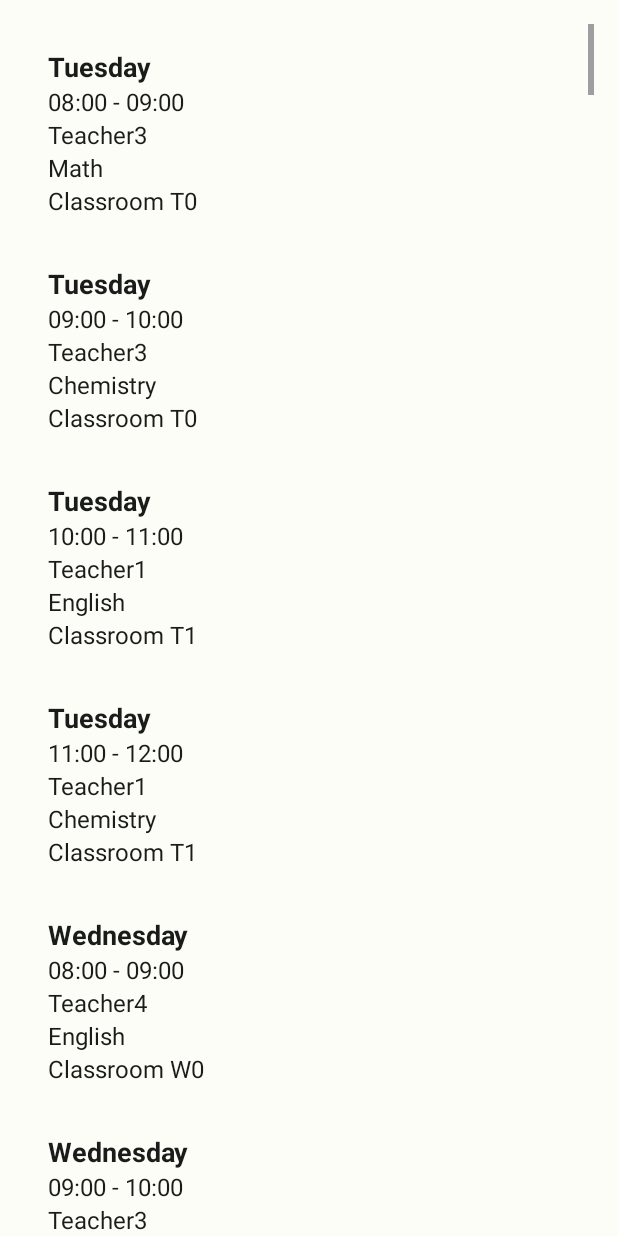
After one commit to IENTOX/table_manager_app, an Android app: the fragment TimetableFragment shown on its own in the app's theme, on a phone screen of 412 x 824 dp. The commit adds this screen. Run offline under Robolectric (Android 15) with nearby library versions, the phone set to English and light mode, and no system bars.

Commit message:
data verification and added Algorithm

```diff
--- a/app/src/main/java/com/extremex/tablemanager/SignupInActivity.kt
+++ b/app/src/main/java/com/extremex/tablemanager/SignupInActivity.kt
@@ -4,6 +4,7 @@ import androidx.appcompat.app.AppCompatActivity
 import android.os.Bundle
 import androidx.fragment.app.Fragment
 import com.extremex.tablemanager.fragment.SignUpFragment
+import com.extremex.tablemanager.fragment.TimetableFragment
 
 class SignupInActivity : AppCompatActivity() {
     override fun onCreate(savedInstanceState: Bundle?) {
--- /dev/null
+++ b/app/src/main/java/com/extremex/tablemanager/fragment/TimetableFragment.kt
@@ -0,0 +1,76 @@
+package com.extremex.tablemanager.fragment
+
+import com.extremex.tablemanager.lib.TeachersTimetableGenerator
+import android.os.Bundle
+import android.view.LayoutInflater
+import android.view.View
+import android.view.ViewGroup
+import androidx.fragment.app.Fragment
+import androidx.recyclerview.widget.LinearLayoutManager
+import com.extremex.tablemanager.databinding.FragmentTimetableBinding
+import com.extremex.tablemanager.lib.Teacher
+import com.extremex.tablemanager.lib.TimetableEntry
+import com.extremex.tablemanager.lib.TimetableAdapter // Correct import statement for TimetableAdapter
+import java.util.Calendar
+
+class TimetableFragment : Fragment() {
+
+    private var _binding: FragmentTimetableBinding? = null
+    private val binding get() = _binding!!
+
+    override fun onCreateView(
+        inflater: LayoutInflater, container: ViewGroup?,
+        savedInstanceState: Bundle?
+    ): View? {
+        _binding = FragmentTimetableBinding.inflate(inflater, container, false)
+        return binding.root
+    }
+
+    override fun onViewCreated(view: View, savedInstanceState: Bundle?) {
+        super.onViewCreated(view, savedInstanceState)
+
+        val year = 2023 // Replace with the desired year
+        val month = Calendar.AUGUST // Replace with the desired month
+
+        // Assuming you have the teacher names and subject list as provided data
+        val teacherNames = listOf("Teacher1", "Teacher2", "Teacher3", "Teacher4")
+        val subjectList = listOf("Math", "Physics", "English", "Chemistry")
+
+        // Create a com.extremex.tablemanager.lib.TeachersTimetableGenerator instance
+        val timetableGenerator = TeachersTimetableGenerator(teacherNames, subjectList)
+
+        // Assuming you have the teacher timetables as a list of com.extremex.tablemanager.lib.TimetableEntry objects for each teacher
+        val timetableEntriesListTeacher1 = listOf(
+            TimetableEntry("Monday", "08:00 - 09:00", Teacher("Teacher1", listOf("Math")), "Math", "Classroom M1"),
+            TimetableEntry("Monday", "09:00 - 10:00", Teacher("Teacher1", listOf("Math")), "Physics", "Classroom P2"),
+            TimetableEntry("Wednesday", "08:00 - 09:00", Teacher("Teacher1", listOf("Math")), "English", "Classroom E5")
+            // Add more timetable entries for Teacher1
+        )
+
+        val timetableEntriesListTeacher2 = listOf(
+            // Timetable entries for Teacher2
+            TimetableEntry("Monday", "08:00 - 09:00", Teacher("Teacher2", listOf("english")), "Math", "Classroom M1"),
+            TimetableEntry("Monday", "09:00 - 10:00", Teacher("Teacher2", listOf("english")), "Physics", "Classroom P2"),
+            TimetableEntry("Wednesday", "08:00 - 09:00", Teacher("Teacher2", listOf("english")), "English", "Classroom E5")
+        )
+
+        // Create a map with teacher names as keys and their respective lists of timetable entries as values
+        val teacherTimetables = mapOf(
+            "Teacher1" to timetableEntriesListTeacher1,
+            "Teacher2" to timetableEntriesListTeacher2,
+            // Add more entries for other teachers
+        )
+
+        val timetable = timetableGenerator.generateTimetableForMonth(year, month, teacherTimetables)
+
+        // Display the generated timetable using RecyclerView and an adapter
+        val adapter = TimetableAdapter(timetable) // Use the correct import statement for TimetableAdapter
+        binding.timetableRecyclerView.layoutManager = LinearLayoutManager(requireContext())
+        binding.timetableRecyclerView.adapter = adapter
+    }
+
+    override fun onDestroyView() {
+        super.onDestroyView()
+        _binding = null
+    }
+}
--- a/app/src/main/java/com/extremex/tablemanager/lib/Email.kt
+++ /dev/null
@@ -1,4 +0,0 @@
-package com.extremex.tablemanager.lib
-
-class Email {
-}
--- a/app/src/main/java/com/extremex/tablemanager/lib/SigninData.kt
+++ b/app/src/main/java/com/extremex/tablemanager/lib/SigninData.kt
@@ -9,6 +9,6 @@ data class SigninData(
     val phNum: Int,
     val cCode: Int,
     val gander: String,
-    val email: Email,
+    val email: String,
     val passwordHash: String
 )
--- /dev/null
+++ b/app/src/main/java/com/extremex/tablemanager/lib/Teacher.kt
@@ -0,0 +1,3 @@
+package com.extremex.tablemanager.lib
+
+data class Teacher(val name: String, val subjects: List<String>)
--- /dev/null
+++ b/app/src/main/java/com/extremex/tablemanager/lib/TeachersTimetableGenerator.kt
@@ -0,0 +1,86 @@
+package com.extremex.tablemanager.lib
+
+import java.util.*
+
+class TeachersTimetableGenerator(private val teacherNames: List<String>, private val subjectList: List<String>) {
+
+    private val random = Random()
+
+    fun generateTimetableForMonth(year: Int, month: Int, teacherTimetables: Map<String, List<TimetableEntry>>): List<TimetableEntry> {
+        val calendar = Calendar.getInstance().apply {
+            set(Calendar.YEAR, year)
+            set(Calendar.MONTH, month)
+            set(Calendar.DAY_OF_MONTH, 1)
+        }
+
+        val timetable = mutableListOf<TimetableEntry>()
+
+        while (calendar.get(Calendar.MONTH) == month) {
+            val dayOfWeek = calendar.get(Calendar.DAY_OF_WEEK)
+            if (dayOfWeek != Calendar.SATURDAY && dayOfWeek != Calendar.SUNDAY) {
+                val day = calendar.getDisplayName(Calendar.DAY_OF_WEEK, Calendar.LONG, Locale.getDefault())
+                for (timeSlot in timeSlots) {
+                    val availableTeachers = teacherNames.map { Teacher(it, subjectList) }
+                        .filter { teacher -> isTeacherAvailable(teacher, day, timeSlot, teacherTimetables) }
+
+                    if (availableTeachers.isNotEmpty()) {
+                        val teacher = availableTeachers.random()
+                        timetable.add(
+                            TimetableEntry(
+                                day,
+                                timeSlot,
+                                teacher,
+                                teacher.subjects.random(),
+                                "Classroom ${day[0]}${timeSlot[0]}"
+                            )
+                        )
+                    } else {
+                        val substituteTeacher = findSubstituteTeacher(teacherNames, day, timeSlot)
+                        if (substituteTeacher != null) {
+                            timetable.add(
+                                TimetableEntry(
+                                    day,
+                                    timeSlot,
+                                    substituteTeacher,
+                                    substituteTeacher.subjects.random(),
+                                    "Classroom ${day[0]}${timeSlot[0]}"
+                                )
+                            )
+                        }
+                    }
+                }
+            }
+            calendar.add(Calendar.DAY_OF_MONTH, 1)
+        }
+
+        return timetable
+    }
+
+    private fun isTeacherAvailable(
+        teacher: Teacher,
+        day: String,
+        timeSlot: String,
+        teacherTimetables: Map<String, List<TimetableEntry>>
+    ): Boolean {
+        if (day.equals("Sunday", ignoreCase = true)) {
+            return false
+        }
+        val teacherTimetable = teacherTimetables[teacher.name] ?: emptyList()
+        return teacherTimetable.none { entry ->
+            entry.day.equals(day, ignoreCase = true) && entry.timeSlot == timeSlot
+        }
+    }
+
+    private fun findSubstituteTeacher(teacherNames: List<String>, day: String, timeSlot: String): Teacher? {
+        return if (teacherNames.size > 1) {
+            val substituteTeacherName = teacherNames.filterNot { it == day }.random()
+            Teacher(substituteTeacherName, subjectList)
+        } else {
+            null
+        }
+    }
+
+    companion object {
+        private val timeSlots = listOf("08:00 - 09:00", "09:00 - 10:00", "10:00 - 11:00", "11:00 - 12:00")
+    }
+}
--- /dev/null
+++ b/app/src/main/java/com/extremex/tablemanager/lib/TimetableAdapter.kt
@@ -0,0 +1,38 @@
+package com.extremex.tablemanager.lib
+
+import android.view.LayoutInflater
+import android.view.View
+import android.view.ViewGroup
+import android.widget.TextView
+import androidx.recyclerview.widget.RecyclerView
+import com.extremex.tablemanager.R
+
+class TimetableAdapter(private val timetableEntries: List<TimetableEntry>) : RecyclerView.Adapter<TimetableAdapter.TimetableViewHolder>() {
+
+    class TimetableViewHolder(itemView: View) : RecyclerView.ViewHolder(itemView) {
+        val dayTextView: TextView = itemView.findViewById(R.id.dayTextView)
+        val timeSlotTextView: TextView = itemView.findViewById(R.id.timeSlotTextView)
+        val teacherTextView: TextView = itemView.findViewById(R.id.teacherTextView)
+        val subjectTextView: TextView = itemView.findViewById(R.id.subjectTextView)
+        val classroomTextView: TextView = itemView.findViewById(R.id.classroomTextView)
+    }
+
+    override fun onCreateViewHolder(parent: ViewGroup, viewType: Int): TimetableViewHolder {
+        val itemView = LayoutInflater.from(parent.context).inflate(R.layout.item_timetable, parent, false)
+        return TimetableViewHolder(itemView)
+    }
+
+    override fun onBindViewHolder(holder: TimetableViewHolder, position: Int) {
+        val timetableEntry = timetableEntries[position]
+
+        holder.dayTextView.text = timetableEntry.day
+        holder.timeSlotTextView.text = timetableEntry.timeSlot
+        holder.teacherTextView.text = timetableEntry.teacher?.name
+        holder.subjectTextView.text = timetableEntry.subject
+        holder.classroomTextView.text = timetableEntry.classroom
+    }
+
+    override fun getItemCount(): Int {
+        return timetableEntries.size
+    }
+}
--- /dev/null
+++ b/app/src/main/java/com/extremex/tablemanager/lib/TimetableEntry.kt
@@ -0,0 +1,3 @@
+package com.extremex.tablemanager.lib
+
+data class TimetableEntry(val day: String, val timeSlot: String, val teacher: Teacher?, val subject: String, val classroom: String)
--- /dev/null
+++ b/app/src/main/res/layout/fragment_timetable.xml
@@ -0,0 +1,28 @@
+<?xml version="1.0" encoding="utf-8"?>
+<LinearLayout xmlns:android="http://schemas.android.com/apk/res/android"
+    android:orientation="vertical"
+    android:layout_width="match_parent"
+    android:layout_height="match_parent">
+
+    <androidx.constraintlayout.widget.ConstraintLayout
+        xmlns:android="http://schemas.android.com/apk/res/android"
+        xmlns:app="http://schemas.android.com/apk/res-auto"
+        android:layout_width="match_parent"
+        android:layout_height="match_parent">
+
+        <androidx.recyclerview.widget.RecyclerView
+            android:id="@+id/timetableRecyclerView"
+            android:layout_width="match_parent"
+            android:layout_height="match_parent"
+            app:layoutManager="androidx.recyclerview.widget.LinearLayoutManager"
+            android:padding="16dp"
+            android:clipToPadding="false"
+            android:scrollbars="vertical"
+            app:layout_constraintTop_toTopOf="parent"
+            app:layout_constraintBottom_toBottomOf="parent"
+            app:layout_constraintStart_toStartOf="parent"
+            app:layout_constraintEnd_toEndOf="parent"/>
+
+    </androidx.constraintlayout.widget.ConstraintLayout>
+
+</LinearLayout>
--- /dev/null
+++ b/app/src/main/res/layout/item_timetable.xml
@@ -0,0 +1,40 @@
+<?xml version="1.0" encoding="utf-8"?>
+<LinearLayout
+    xmlns:android="http://schemas.android.com/apk/res/android"
+    android:layout_width="match_parent"
+    android:layout_height="wrap_content"
+    android:orientation="vertical"
+    android:padding="16dp">
+
+    <TextView
+        android:id="@+id/dayTextView"
+        android:layout_width="wrap_content"
+        android:layout_height="wrap_content"
+        android:textSize="18sp"
+        android:textStyle="bold"/>
+
+    <TextView
+        android:id="@+id/timeSlotTextView"
+        android:layout_width="wrap_content"
+        android:layout_height="wrap_content"
+        android:textSize="16sp"/>
+
+    <TextView
+        android:id="@+id/teacherTextView"
+        android:layout_width="wrap_content"
+        android:layout_height="wrap_content"
+        android:textSize="16sp"/>
+
+    <TextView
+        android:id="@+id/subjectTextView"
+        android:layout_width="wrap_content"
+        android:layout_height="wrap_content"
+        android:textSize="16sp"/>
+
+    <TextView
+        android:id="@+id/classroomTextView"
+        android:layout_width="wrap_content"
+        android:layout_height="wrap_content"
+        android:textSize="16sp"/>
+
+</LinearLayout>
```
Also changed, not shown: app/src/main/java/com/extremex/tablemanager/fragment/SignUpFragment.kt (+47 -44 lines), app/src/main/res/drawable/timetable_entry_background.xml (added, +7 -0 lines).
